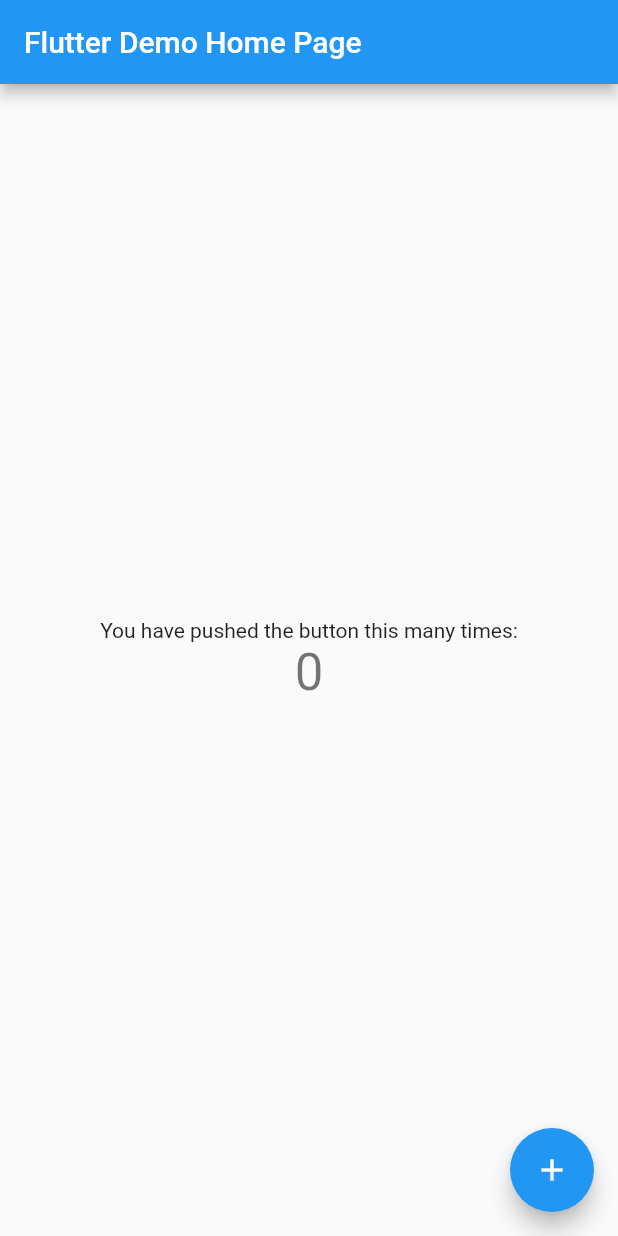
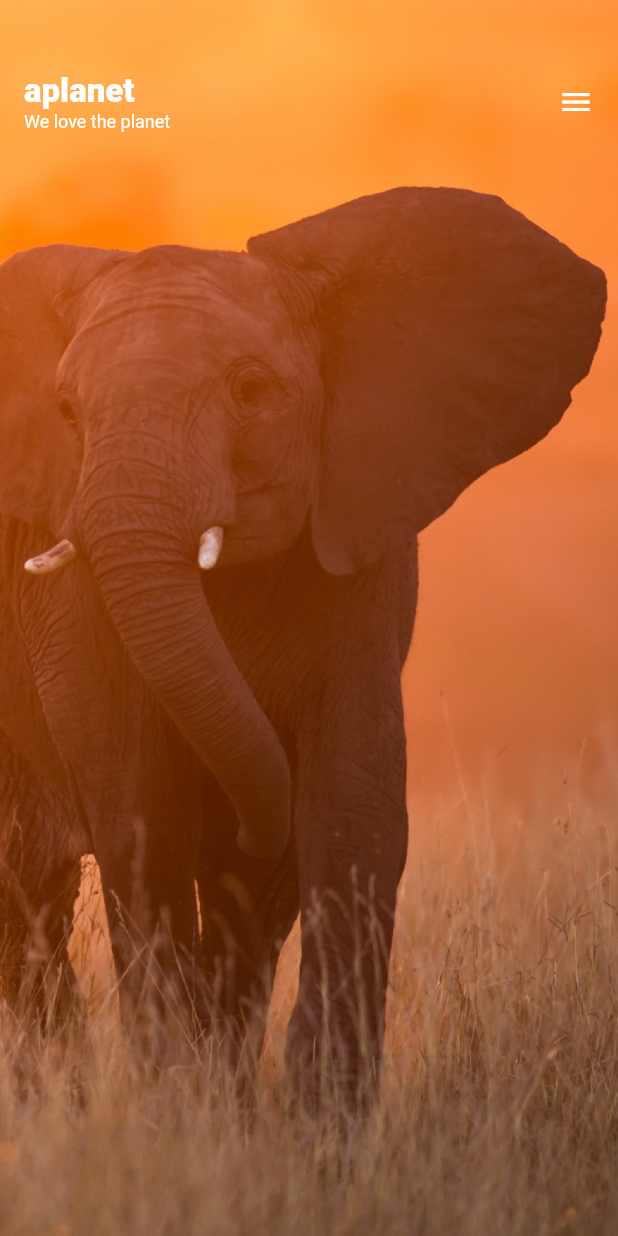
Before and after one commit to DaminduSandaruwan/AnimalPlanetUI, a Flutter app: the screen it shows after launch, on a phone screen of 412 x 824 dp. Run offline on Flutter 3.47's test engine with Material 2 defaults, Android fonts, the phone set to English and light mode, and no system bars; project files that could hold a hidden picture were left out.

```diff
--- /dev/null
+++ b/lib/common/custom_app_bar.dart
@@ -0,0 +1,38 @@
+import 'package:animal_planet/utils/strings.dart';
+import 'package:animal_planet/utils/text_style.dart';
+import 'package:flutter/material.dart';
+
+class CustomAppBar extends StatelessWidget {
+  @override
+  Widget build(BuildContext context) {
+    return Container(
+      padding: const EdgeInsets.only(top:48,left: 16,right: 16),
+      child: Row(
+        children: <Widget>[
+          RichText(
+            text: TextSpan(
+              children: [
+                TextSpan(
+                  text: Strings.APP_NAME,
+                  style: TextStyles.appNameTextStyle,
+                ),
+                TextSpan(
+                  text: "\n"
+                ),
+                TextSpan(
+                  text: Strings.TAG_LINE,
+                  style: TextStyles.tagLineTextStyle,
+                ),
+              ],
+            ),
+          ),
+          Spacer(),
+          Icon(
+            Icons.menu,
+            color: Colors.white,
+          ),
+        ],
+      ),
+    );
+  }
+}
--- a/lib/main.dart
+++ b/lib/main.dart
@@ -1,111 +1,18 @@
+import 'package:animal_planet/screens/landing_screen.dart';
 import 'package:flutter/material.dart';
 
 void main() => runApp(MyApp());
 
 class MyApp extends StatelessWidget {
-  // This widget is the root of your application.
   @override
   Widget build(BuildContext context) {
     return MaterialApp(
       title: 'Flutter Demo',
+      debugShowCheckedModeBanner: false,
       theme: ThemeData(
-        // This is the theme of your application.
-        //
-        // Try running your application with "flutter run". You'll see the
-        // application has a blue toolbar. Then, without quitting the app, try
-        // changing the primarySwatch below to Colors.green and then invoke
-        // "hot reload" (press "r" in the console where you ran "flutter run",
-        // or simply save your changes to "hot reload" in a Flutter IDE).
-        // Notice that the counter didn't reset back to zero; the application
-        // is not restarted.
         primarySwatch: Colors.blue,
       ),
-      home: MyHomePage(title: 'Flutter Demo Home Page'),
+      home: LandingScreen(),
     );
   }
 }
-
-class MyHomePage extends StatefulWidget {
-  MyHomePage({Key key, this.title}) : super(key: key);
-
-  // This widget is the home page of your application. It is stateful, meaning
-  // that it has a State object (defined below) that contains fields that affect
-  // how it looks.
-
-  // This class is the configuration for the state. It holds the values (in this
-  // case the title) provided by the parent (in this case the App widget) and
-  // used by the build method of the State. Fields in a Widget subclass are
-  // always marked "final".
-
-  final String title;
-
-  @override
-  _MyHomePageState createState() => _MyHomePageState();
-}
-
-class _MyHomePageState extends State<MyHomePage> {
-  int _counter = 0;
-
-  void _incrementCounter() {
-    setState(() {
-      // This call to setState tells the Flutter framework that something has
-      // changed in this State, which causes it to rerun the build method below
-      // so that the display can reflect the updated values. If we changed
-      // _counter without calling setState(), then the build method would not be
-      // called again, and so nothing would appear to happen.
-      _counter++;
-    });
-  }
-
-  @override
-  Widget build(BuildContext context) {
-    // This method is rerun every time setState is called, for instance as done
-    // by the _incrementCounter method above.
-    //
-    // The Flutter framework has been optimized to make rerunning build methods
-    // fast, so that you can just rebuild anything that needs updating rather
-    // than having to individually change instances of widgets.
-    return Scaffold(
-      appBar: AppBar(
-        // Here we take the value from the MyHomePage object that was created by
-        // the App.build method, and use it to set our appbar title.
-        title: Text(widget.title),
-      ),
-      body: Center(
-        // Center is a layout widget. It takes a single child and positions it
-        // in the middle of the parent.
-        child: Column(
-          // Column is also a layout widget. It takes a list of children and
-          // arranges them vertically. By default, it sizes itself to fit its
-          // children horizontally, and tries to be as tall as its parent.
-          //
-          // Invoke "debug painting" (press "p" in the console, choose the
-          // "Toggle Debug Paint" action from the Flutter Inspector in Android
-          // Studio, or the "Toggle Debug Paint" command in Visual Studio Code)
-          // to see the wireframe for each widget.
-          //
-          // Column has various properties to control how it sizes itself and
-          // how it positions its children. Here we use mainAxisAlignment to
-          // center the children vertically; the main axis here is the vertical
-          // axis because Columns are vertical (the cross axis would be
-          // horizontal).
-          mainAxisAlignment: MainAxisAlignment.center,
-          children: <Widget>[
-            Text(
-              'You have pushed the button this many times:',
-            ),
-            Text(
-              '$_counter',
-              style: Theme.of(context).textTheme.display1,
-            ),
-          ],
-        ),
-      ),
-      floatingActionButton: FloatingActionButton(
-        onPressed: _incrementCounter,
-        tooltip: 'Increment',
-        child: Icon(Icons.add),
-      ), // This trailing comma makes auto-formatting nicer for build methods.
-    );
-  }
-}
--- /dev/null
+++ b/lib/screens/landing_screen.dart
@@ -0,0 +1,25 @@
+import 'package:animal_planet/common/custom_app_bar.dart';
+import 'package:flutter/material.dart';
+
+ class LandingScreen extends StatelessWidget {
+   @override
+   Widget build(BuildContext context) {
+     final height =MediaQuery.of(context).size.height;
+     return Scaffold(
+       body: Stack(
+         children: <Widget>[
+           Image.asset(
+             "assets/images/elephant.jpg",
+             height: height,fit:
+             BoxFit.fitHeight,
+          ),
+          Column(
+            children: <Widget>[
+              CustomAppBar(),
+            ],
+          ),
+         ],
+       ),
+     );
+   }
+ }
--- /dev/null
+++ b/lib/utils/strings.dart
@@ -0,0 +1,8 @@
+
+
+class Strings{
+  Strings._();
+
+  static const String APP_NAME = "aplanet";
+  static const String TAG_LINE = "We love the planet";
+}
--- /dev/null
+++ b/lib/utils/text_style.dart
@@ -0,0 +1,17 @@
+import 'package:flutter/material.dart';
+
+class TextStyles{
+  TextStyles._();
+
+  static final TextStyle appNameTextStyle = TextStyle(
+    fontSize: 22,
+    fontWeight: FontWeight.w800,
+    color: Colors.white,
+  );
+
+  static final TextStyle tagLineTextStyle = TextStyle(
+    fontSize: 12,
+    fontWeight: FontWeight.w400,
+    color: Colors.white,
+  );
+}
--- a/pubspec.yaml
+++ b/pubspec.yaml
@@ -41,8 +41,8 @@ flutter:
   uses-material-design: true
 
   # To add assets to your application, add an assets section, like this:
-  # assets:
-  #  - images/a_dot_burr.jpeg
+  assets:
+    - assets/images/
   #  - images/a_dot_ham.jpeg
 
   # An image asset can refer to one or more resolution-specific "variants", see
```
Also changed, not shown: lib/screens/choose_plan_screen.dart (added), lib/screens/dashboard_screen.dart (added).
